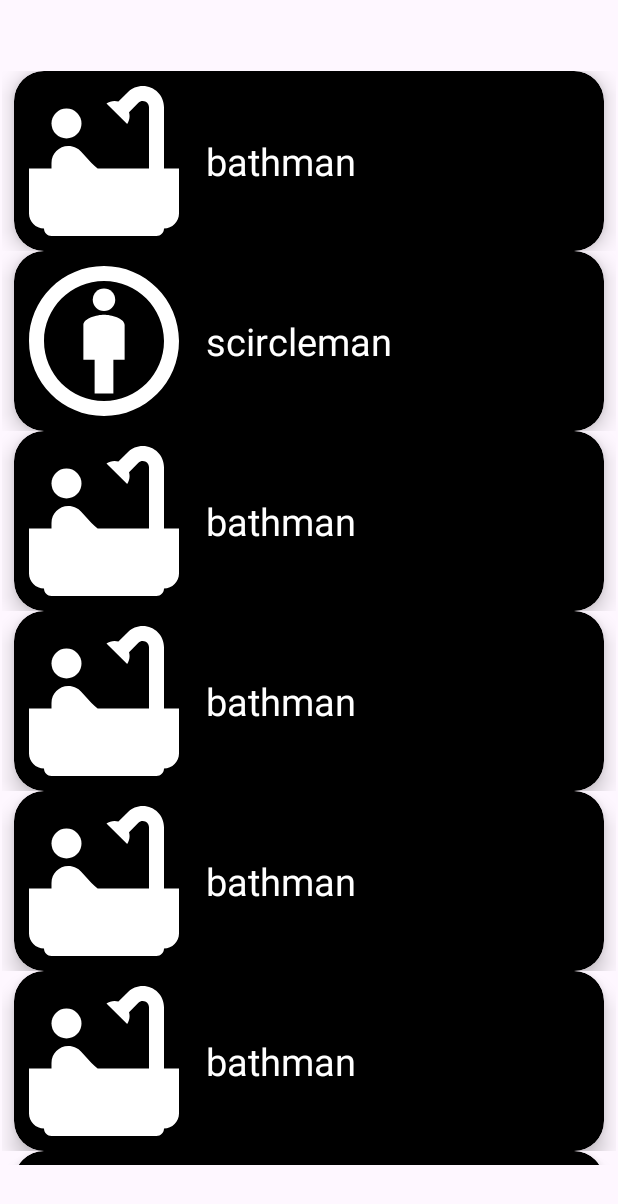
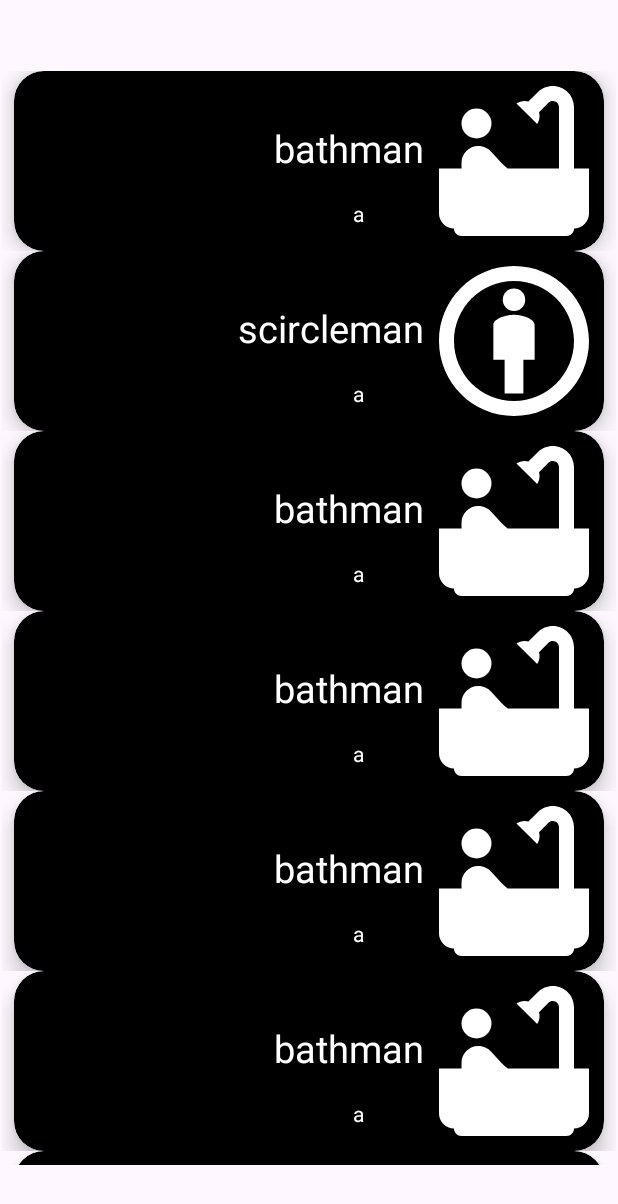
Before and after one commit to amitwallner25/The-best-RecycleView, an Android app: the screen it shows after launch (MainActivity), on a phone screen of 412 x 824 dp. Shown: the top 1204 px of the screen. Run offline under Robolectric (Android 15) with nearby library versions, the phone set to English and light mode, and no system bars.

Commit message:
FINISHED 2 TextView and a picture RecycleView

```diff
--- a/app/src/main/java/com/example/my_recycleview/MainActivity.java
+++ b/app/src/main/java/com/example/my_recycleview/MainActivity.java
@@ -31,9 +31,10 @@ public class MainActivity extends AppCompatActivity {
 
     private void  setUpPictures(){
         String [] pName = getResources().getStringArray(R.array.pName);
+        String [] latarr = getResources().getStringArray(R.array.RandomLatter);
 
         for (int i = 0; i < pName.length; i++){
-            pictures.add(new Pictures(pName[i],pictureArr[i]));
+            pictures.add(new Pictures(pName[i],pictureArr[i],latarr[i]));
         }
     }
 }
--- a/app/src/main/java/com/example/my_recycleview/Pictures.java
+++ b/app/src/main/java/com/example/my_recycleview/Pictures.java
@@ -8,12 +8,15 @@ public class Pictures {
     public int getImage() {
         return image;
     }
+    public String getLatter(){return  latter;}
 
     String name;
+    String latter;
     int image;
 
-    public Pictures(String name, int image) {
+    public Pictures(String name, int image,String latter) {
         this.name = name;
         this.image = image;
+        this.latter = latter;
     }
 }
--- a/app/src/main/java/com/example/my_recycleview/Recyclerviewadapter.java
+++ b/app/src/main/java/com/example/my_recycleview/Recyclerviewadapter.java
@@ -36,6 +36,7 @@ public class Recyclerviewadapter extends RecyclerView.Adapter<Recyclerviewadapte
 
         holder.tvn.setText(pictures.get(position).getName());
         holder.imageView.setImageResource(pictures.get(position).getImage());
+        holder.tvl.setText(pictures.get(position).getLatter());
 
     }
 
@@ -50,12 +51,13 @@ public class Recyclerviewadapter extends RecyclerView.Adapter<Recyclerviewadapte
         //kinda like onCreate method
 
         ImageView imageView;
-        TextView tvn;
+        TextView tvn,tvl;
         public MyViewHolder(@NonNull View itemView) {
             super(itemView);
 
             imageView = itemView.findViewById(R.id.imageView);
             tvn = itemView.findViewById(R.id.textView);
+            tvl = itemView.findViewById(R.id.tvl);
         }
     }
 }
--- a/app/src/main/res/layout/row.xml
+++ b/app/src/main/res/layout/row.xml
@@ -29,21 +29,34 @@
                 android:layout_width="wrap_content"
                 android:layout_height="wrap_content"
                 app:layout_constraintBottom_toBottomOf="parent"
-                app:layout_constraintStart_toStartOf="parent"
+                app:layout_constraintEnd_toEndOf="parent"
                 app:layout_constraintTop_toTopOf="parent"
+                app:layout_constraintVertical_bias="0.0"
                 tools:srcCompat="@drawable/baseline_attribution_24" />
 
             <TextView
                 android:id="@+id/textView"
                 android:layout_width="wrap_content"
                 android:layout_height="wrap_content"
-                android:layout_marginStart="8dp"
-                android:text = "@string/new_item_text"
+                android:text="@string/new_item_text"
+                android:textColor="@color/white"
                 android:textSize="25sp"
+                app:layout_constraintBottom_toBottomOf="parent"
+                app:layout_constraintEnd_toStartOf="@+id/imageView"
+                app:layout_constraintTop_toTopOf="parent"
+                app:layout_constraintVertical_bias="0.395" />
+
+            <TextView
+                android:id="@+id/tvl"
+                android:layout_width="wrap_content"
+                android:layout_height="wrap_content"
+                android:layout_marginEnd="40dp"
+                android:text="@string/new_item_text"
                 android:textColor="@color/white"
                 app:layout_constraintBottom_toBottomOf="parent"
-                app:layout_constraintStart_toEndOf="@+id/imageView"
-                app:layout_constraintTop_toTopOf="parent" />
+                app:layout_constraintEnd_toStartOf="@+id/imageView"
+                app:layout_constraintTop_toBottomOf="@+id/textView"
+                app:layout_constraintVertical_bias="0.515" />
         </androidx.constraintlayout.widget.ConstraintLayout>
     </androidx.cardview.widget.CardView>
 </androidx.constraintlayout.widget.ConstraintLayout>
--- a/app/src/main/res/values/strings.xml
+++ b/app/src/main/res/values/strings.xml
@@ -4,6 +4,28 @@
     <string name="item_number">item_number</string>
     <string name="new_item_text">NEW_ITEM_TEXT</string>
     <string name="new_icon_picked">NEW_ICON_PICKED</string>
+
+    <string-array name="RandomLatter">
+
+        <item> a </item>
+        <item> a </item>
+        <item> a </item>
+        <item> a </item>
+        <item> a </item>
+        <item> a </item>
+        <item> a </item>
+        <item> a </item>
+        <item> a </item>
+        <item> a </item>
+        <item> a </item>
+        <item> a </item>
+        <item> a </item>
+        <item> a </item>
+        <item> a </item>
+
+
+
+    </string-array>
 
 
     <string-array name="pName">
```
